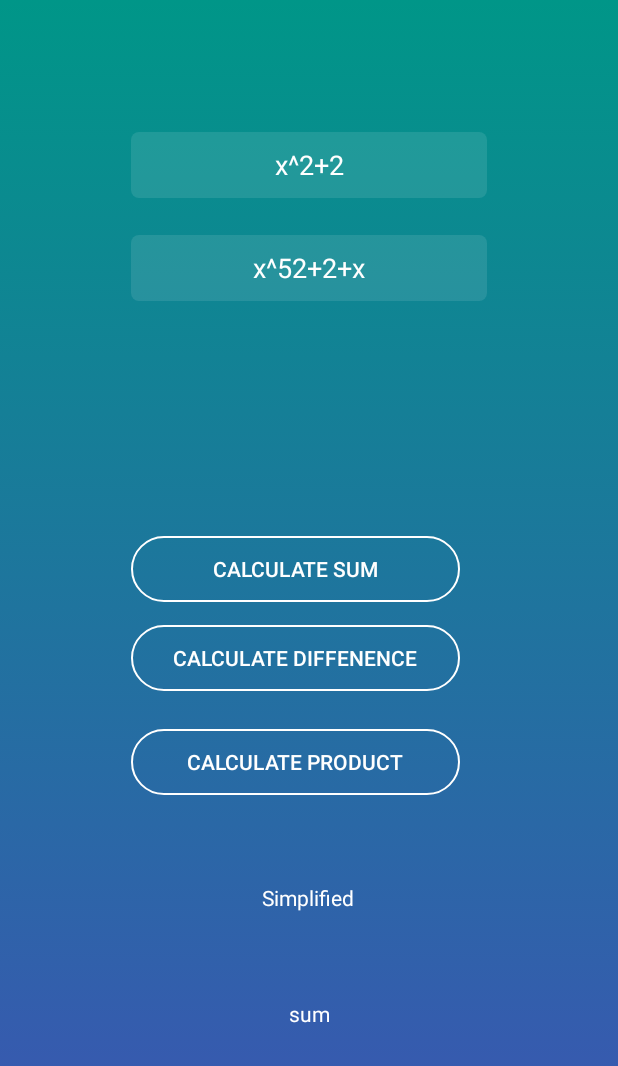
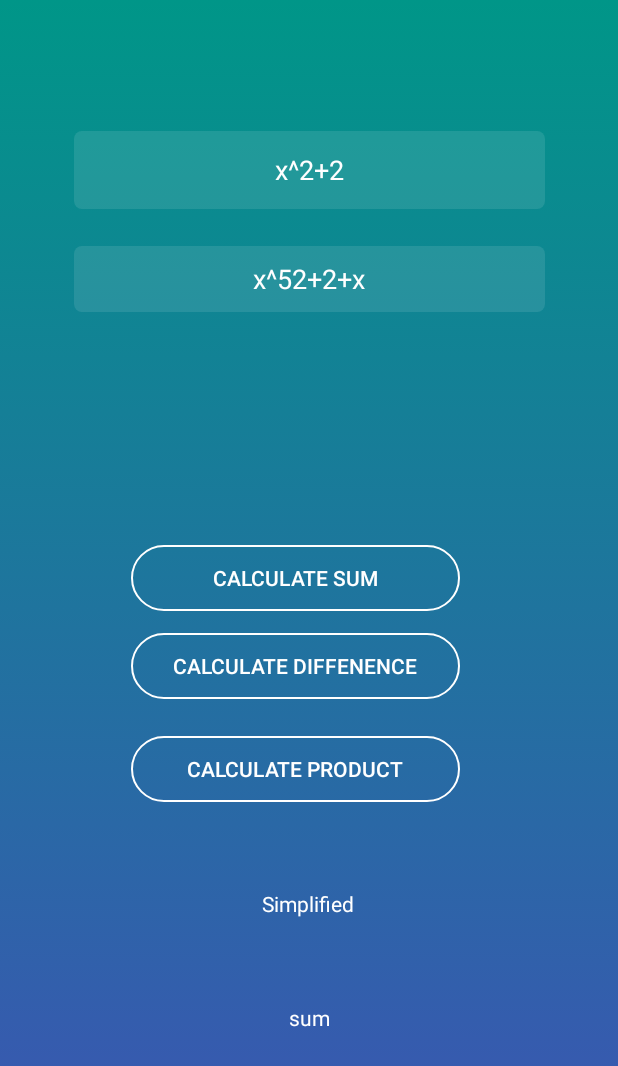
Before and after one commit to tasnimul2/Polynomial_Calculator_Android_App, an Android app: the screen it shows after launch (MainActivity), on a phone screen of 412 x 824 dp. Shown: the top 1066 px of the screen. Run offline under Robolectric (Android 15) with nearby library versions, the phone set to English and light mode, and no system bars.

Commit message:
action bar update

```diff
--- a/app/src/main/java/com/mystudyapps/polynomialcalculator/MainActivity.java
+++ b/app/src/main/java/com/mystudyapps/polynomialcalculator/MainActivity.java
@@ -1,7 +1,9 @@
 package com.mystudyapps.polynomialcalculator;
 
+import androidx.appcompat.app.ActionBar;
 import androidx.appcompat.app.AppCompatActivity;
 
+import android.graphics.drawable.Drawable;
 import android.os.Bundle;
 import android.view.Gravity;
 import android.view.View;
@@ -68,7 +70,10 @@ public class MainActivity extends AppCompatActivity {
         pEquation.setGravity(Gravity.CENTER);
         qEquation.setGravity(Gravity.CENTER);
 
-        getSupportActionBar().hide();
+        ActionBar actionBar = getSupportActionBar();
+        Drawable image=(Drawable)getResources().getDrawable(R.drawable.box);
+        actionBar.hide();
+        actionBar.setBackgroundDrawable(image);
 
 
 
--- a/app/src/main/res/layout/activity_main.xml
+++ b/app/src/main/res/layout/activity_main.xml
@@ -11,8 +11,8 @@
 
     <EditText
         android:id="@+id/polynomialP"
-        android:layout_width="237dp"
-        android:layout_height="44dp"
+        android:layout_width="314dp"
+        android:layout_height="52dp"
         android:background="@drawable/textbackground"
         android:ems="10"
         android:inputType="textPersonName"
@@ -26,7 +26,7 @@
 
     <EditText
         android:id="@+id/polynomialQ"
-        android:layout_width="237dp"
+        android:layout_width="314dp"
         android:layout_height="44dp"
         android:background="@drawable/textbackground"
         android:ems="10"
--- a/app/src/main/res/values/themes.xml
+++ b/app/src/main/res/values/themes.xml
@@ -3,7 +3,7 @@
     <style name="Theme.PolynomialCalculator" parent="Theme.MaterialComponents.DayNight.DarkActionBar">
         <!-- Primary brand color. -->
         <item name="colorPrimary">@color/purple_500</item>
-        <item name="colorPrimaryVariant">@color/purple_700</item>
+        <item name="colorPrimaryVariant">#0092A5</item>
         <item name="colorOnPrimary">@color/white</item>
         <!-- Secondary brand color. -->
         <item name="colorSecondary">@color/teal_200</item>
```
